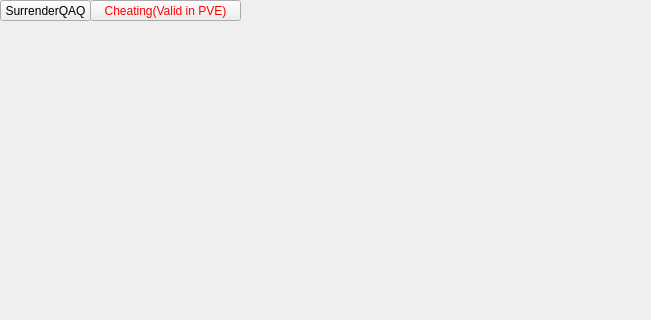
Qt form NoGo-Task1-2.0/mainwindow.ui (SakuraMarble/Team9_Final) before a commit; both pictures show x 0 to 651 and y 0 to 320 of the 800 by 600 pixel window.
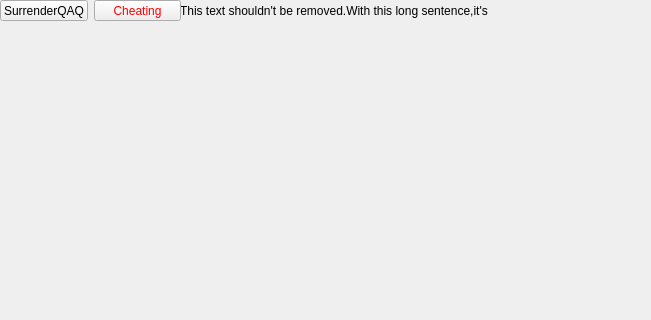
The same form after that commit.

Commit message: 1.优化了DialogChooseMode界面，通过下拉栏选择9x9or11x11or13x13；2.将默认棋盘大小设置为9x9；3.暂时添加了一条用户选择保存logs时的提示信息；4.优化计时显示，并且最后5s会变红提醒；5.左下角显示谁在下棋更明显（颜色变化）

Patch:
```diff
--- a/NoGo-Task1-2.0/mainwindow.ui
+++ b/NoGo-Task1-2.0/mainwindow.ui
@@ -23,32 +23,6 @@
    <property name="mouseTracking">
     <bool>true</bool>
    </property>
-   <widget class="QPushButton" name="pushButton_Surrender">
-    <property name="geometry">
-     <rect>
-      <x>0</x>
-      <y>0</y>
-      <width>91</width>
-      <height>21</height>
-     </rect>
-    </property>
-    <property name="text">
-     <string>SurrenderQAQ</string>
-    </property>
-   </widget>
-   <widget class="QLabel" name="label">
-    <property name="geometry">
-     <rect>
-      <x>269</x>
-      <y>0</y>
-      <width>71</width>
-      <height>21</height>
-     </rect>
-    </property>
-    <property name="text">
-     <string/>
-    </property>
-   </widget>
    <widget class="QLabel" name="label_UserName">
     <property name="geometry">
      <rect>
@@ -78,22 +52,48 @@
      <string>UserName:</string>
     </property>
    </widget>
-   <widget class="QPushButton" name="pushButton_Cheating">
+   <widget class="QLabel" name="label">
     <property name="geometry">
      <rect>
-      <x>90</x>
+      <x>180</x>
       <y>0</y>
-      <width>151</width>
+      <width>311</width>
       <height>21</height>
      </rect>
     </property>
-    <property name="styleSheet">
-     <string notr="true">color:red</string>
-    </property>
     <property name="text">
-     <string>Cheating(Valid in PVE)</string>
+     <string>This text shouldn't be removed.With this long sentence,it's ok!</string>
     </property>
    </widget>
+   <widget class="QWidget" name="">
+    <property name="geometry">
+     <rect>
+      <x>0</x>
+      <y>0</y>
+      <width>181</width>
+      <height>21</height>
+     </rect>
+    </property>
+    <layout class="QHBoxLayout" name="horizontalLayout">
+     <item>
+      <widget class="QPushButton" name="pushButton_Surrender">
+       <property name="text">
+        <string>SurrenderQAQ</string>
+       </property>
+      </widget>
+     </item>
+     <item>
+      <widget class="QPushButton" name="pushButton_Cheating">
+       <property name="styleSheet">
+        <string notr="true">color:red</string>
+       </property>
+       <property name="text">
+        <string>Cheating</string>
+       </property>
+      </widget>
+     </item>
+    </layout>
+   </widget>
   </widget>
   <widget class="QMenuBar" name="menubar">
    <property name="geometry">
```
The commit also changes 7 other files.
